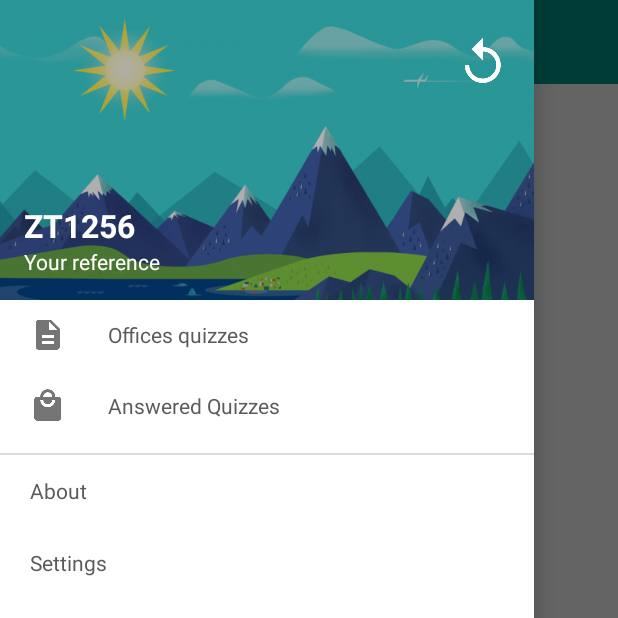
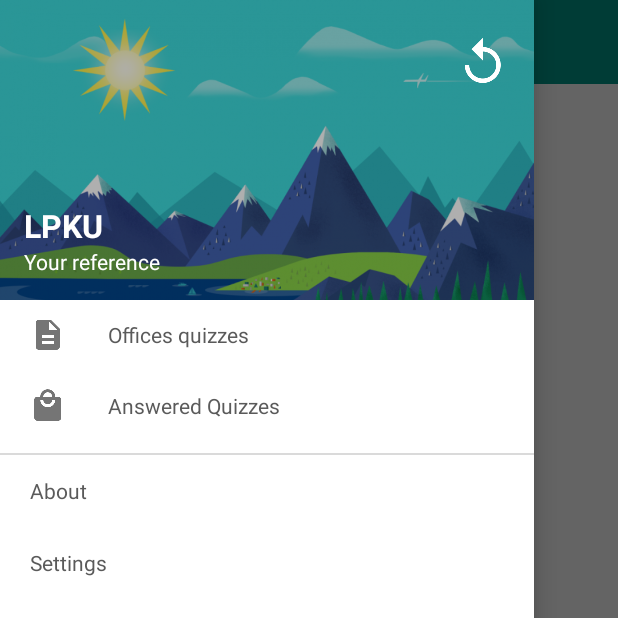
Before and after one commit to meons/HESSO-Tourism-AndroidApp, an Android app: the MainActivity screen opened directly, with no data from a screen before it, with the side drawer open, on a phone screen of 412 x 824 dp, the top half of it. Run offline under Robolectric (Android 15) with nearby library versions, the light colour scheme and no system bars; libraries missing offline, so code that uses them is left out: com.github.rahatarmanahmed.cpv, com.microsoft.windowsazure; plain views replace CircularProgressView; 6 statements that could not run were skipped.

Commit message:
#5 The reference is randomly generated

```diff
--- a/app/src/main/java/com/dsv/tourism/activities/MainActivity.java
+++ b/app/src/main/java/com/dsv/tourism/activities/MainActivity.java
@@ -26,6 +26,7 @@ import android.view.ViewGroup;
 import android.widget.AdapterView;
 import android.widget.ImageButton;
 import android.widget.ListView;
+import android.widget.TextView;
 import android.widget.Toast;
 
 import com.dsv.tourism.R;
@@ -34,6 +35,8 @@ import com.dsv.tourism.fragments.OfficeFragment;
 import com.dsv.tourism.fragments.QuizFragment;
 import com.dsv.tourism.model.Office;
 import com.dsv.tourism.ui.Items;
+
+import org.w3c.dom.Text;
 
 import java.util.ArrayList;
 import java.util.Random;
@@ -52,6 +55,7 @@ public class MainActivity extends AppCompatActivity implements OfficeFragment.On
     private FragmentManager mSupportFragmentManager;
     private Toolbar mToolbar;
     private ImageButton mResetSession;
+    private TextView mTouristReference;
 
     @Override
     protected void onCreate(Bundle savedInstanceState) {
@@ -60,9 +64,6 @@ public class MainActivity extends AppCompatActivity implements OfficeFragment.On
 
         // First launch tutorial slider
         launchTutorialAtFirstStart();
-
-        // new tourist reference, stored in shared preferences
-        createTouristReference();
 
         // get toolbar and set it as action bar
         mToolbar = (Toolbar) findViewById(R.id.toolbar);
@@ -132,6 +133,9 @@ public class MainActivity extends AppCompatActivity implements OfficeFragment.On
         mDrawerList.setAdapter(new DrawerAdapter(getApplicationContext(), drawerItems));
         // Set the list's click listener
         mDrawerList.setOnItemClickListener(new DrawerItemClickListener());
+
+        // new tourist reference, stored in shared preferences
+        createTouristReference();
 
         // Reset Session
         mResetSession = (ImageButton) findViewById(R.id.image_button_reset_session);
@@ -364,13 +368,12 @@ public class MainActivity extends AppCompatActivity implements OfficeFragment.On
     private void createTouristReference() {
         SharedPreferences pref = PreferenceManager.getDefaultSharedPreferences(MainActivity.this);
 
-
         if (!pref.getBoolean("touristReferenceCreated", false)) {
 
             char[] chars = "ABCDEFGHIJKLMNPQRSTUVWXYZ".toCharArray();
             StringBuilder sb = new StringBuilder();
             Random random = new Random();
-            for (int i = 0; i < 5; i++) {
+            for (int i = 0; i < 4; i++) {
                 char c = chars[random.nextInt(chars.length)];
                 sb.append(c);
             }
@@ -379,16 +382,22 @@ public class MainActivity extends AppCompatActivity implements OfficeFragment.On
             editor.putBoolean("touristReferenceCreated", true);
             editor.putString(getString(R.string.preference_tourist_reference), sb.toString());
             editor.apply();
+            //editor.commit();
         }
+
+        // retrieve from shared preferences
+        mTouristReference = (TextView) findViewById(R.id.text_view_reference);
+        mTouristReference.setText(pref.getString(getString(R.string.preference_tourist_reference), "NA"));
     }
 
-    /**$
+    /**
      * Restart a new user session
      */
     private void resetSession() {
         SharedPreferences pref = PreferenceManager.getDefaultSharedPreferences(MainActivity.this);
         SharedPreferences.Editor editor = pref.edit();
         editor.putBoolean("appFirstLaunch", false);
+        editor.putBoolean("touristReferenceCreated", false);
         editor.apply();
 
         // restart the main activity
--- a/app/src/main/res/layout/header.xml
+++ b/app/src/main/res/layout/header.xml
@@ -1,6 +1,5 @@
 <?xml version="1.0" encoding="utf-8"?>
 <FrameLayout xmlns:android="http://schemas.android.com/apk/res/android"
-    xmlns:app="http://schemas.android.com/apk/res-auto"
     android:layout_width="match_parent"
     android:layout_height="200dp">
 
@@ -24,6 +23,8 @@
         android:paddingBottom="@dimen/drawer_grouping_padding"
         android:paddingLeft="@dimen/drawer_left"
         android:paddingRight="@dimen/drawer_right"
+        android:paddingStart="16dp"
+        android:paddingEnd="16dp"
         android:paddingTop="@dimen/drawer_top">
 
         <ImageButton
@@ -32,7 +33,6 @@
             android:layout_height="36dp"
             android:layout_gravity="end|top|center"
             android:background="@drawable/ic_replay_white_36dp"/>
-
 
         <LinearLayout
             android:id="@+id/headerText"
@@ -43,9 +43,9 @@
             android:orientation="vertical">
 
             <TextView
+                android:id="@+id/text_view_reference"
                 android:layout_width="match_parent"
                 android:layout_height="wrap_content"
-                android:text="ZT1256"
                 android:textStyle="bold"
                 android:textColor="#ffffff"
                 android:textSize="21sp" />
@@ -53,7 +53,7 @@
             <TextView
                 android:layout_width="match_parent"
                 android:layout_height="wrap_content"
-                android:text="Your reference"
+                android:text="@string/reference_description"
                 android:textColor="#ffffff"
                 android:textSize="14sp" />
 
--- a/app/src/main/res/values/strings.xml
+++ b/app/src/main/res/values/strings.xml
@@ -23,6 +23,9 @@
 
     <string name="title_activity_screen_slide_pager">ScreenSlidePagerActivity</string>
 
+    <!-- Tourist Reference -->
+    <string name="reference_description">Your reference</string>
+
     <!-- Tutorial -->
     <string name="tutorial_age_title">What is your birth date?</string>
     <string name="tutorial_age_hint">YYYY-mm-dd</string>
```
